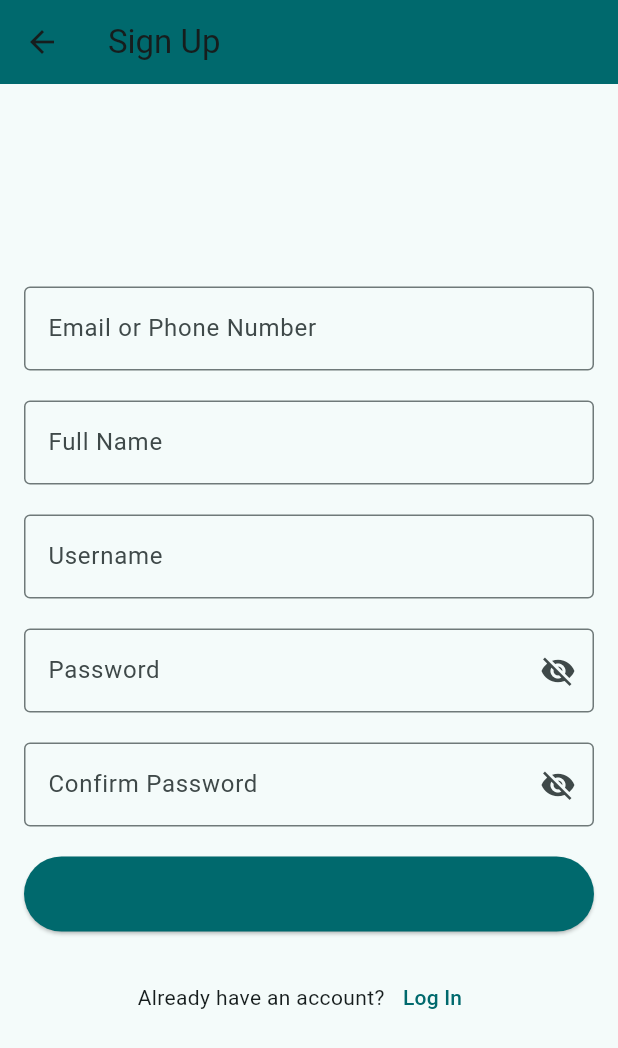
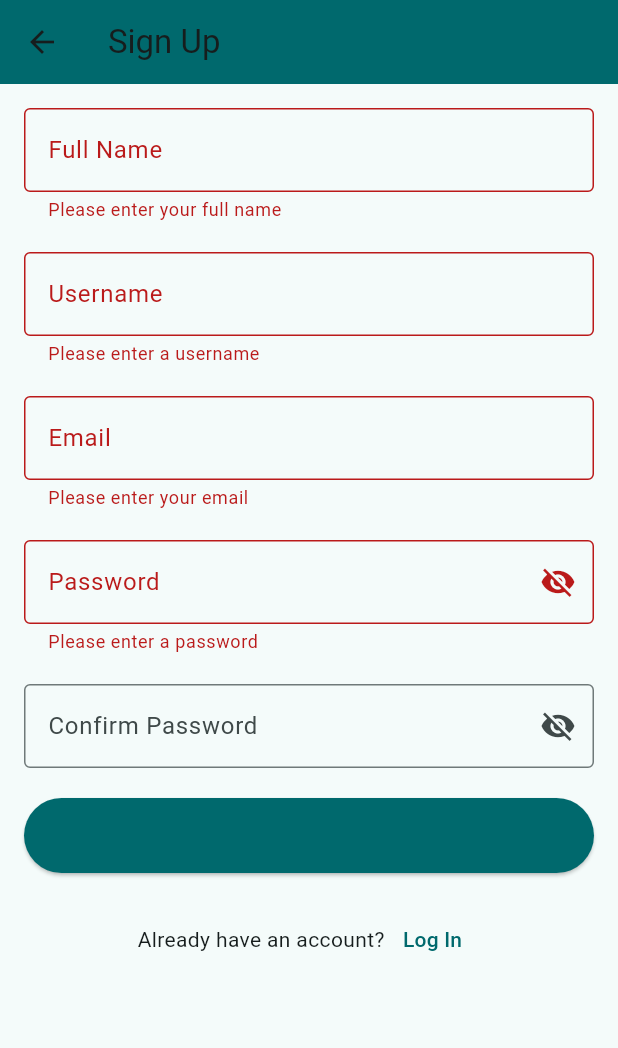
Before and after one commit to anusha1205/StressLens, a Flutter app: the SignupScreen screen opened directly, after a tap on "Sign Up", on a phone screen of 412 x 824 dp. Shown: the top 1048 px of the screen. Run offline on Flutter 3.47's test engine with Material 3 defaults, Android fonts, the phone set to English and light mode, and no system bars; our stand-ins replace firebase_auth, firebase_core; accounts and stored records are empty.

```diff
--- a/lib/main.dart
+++ b/lib/main.dart
@@ -1,9 +1,13 @@
 import 'package:flutter/material.dart';
+import 'package:firebase_core/firebase_core.dart';
+// import 'package:your_app/screens/signup/signup.dart';
 import 'dart:async';
 import 'screens/login/login.dart'; // Import the login screen
 import 'screens/signup/signup.dart'; // Import the signup screen
 
-void main() {
+void main() async {
+  WidgetsFlutterBinding.ensureInitialized();
+  await Firebase.initializeApp();
   runApp(const MyApp());
 }
 
--- a/lib/screens/signup/signup.dart
+++ b/lib/screens/signup/signup.dart
@@ -1,15 +1,43 @@
 import 'package:flutter/material.dart';
+import 'package:firebase_auth/firebase_auth.dart';
 import '../login/login.dart'; // Import your login screen
 
 class SignupScreen extends StatefulWidget {
-  const SignupScreen({super.key});
+  const SignupScreen({Key? key}) : super(key: key);
 
   @override
   State<SignupScreen> createState() => _SignupScreenState();
 }
 
 class _SignupScreenState extends State<SignupScreen> {
+  final _formKey = GlobalKey<FormState>();
+  final _fullNameController = TextEditingController();
+  final _usernameController = TextEditingController();
+  final _emailController = TextEditingController();
+  final _passwordController = TextEditingController();
+  final _confirmPasswordController = TextEditingController();
   bool _isPasswordVisible = false;
+
+  Future<void> _signUp() async {
+    if (_formKey.currentState!.validate()) {
+      try {
+        UserCredential userCredential = await FirebaseAuth.instance.createUserWithEmailAndPassword(
+          email: _emailController.text.trim(),
+          password: _passwordController.text,
+        );
+
+        // TODO: Store additional user information (full name, username) in Firestore or Realtime Database
+
+        ScaffoldMessenger.of(context).showSnackBar(
+          const SnackBar(content: Text('Sign up successful!')),
+        );
+      } on FirebaseAuthException catch (e) {
+        ScaffoldMessenger.of(context).showSnackBar(
+          SnackBar(content: Text('Error: ${e.message}')),
+        );
+      }
+    }
+  }
 
   @override
   Widget build(BuildContext context) {
@@ -18,40 +46,61 @@ class _SignupScreenState extends State<SignupScreen> {
         title: const Text('Sign Up'),
         backgroundColor: Theme.of(context).colorScheme.primary, // Use theme color
       ),
-      body: Padding(
+      body: SingleChildScrollView(
         padding: const EdgeInsets.all(16.0),
+        child: Form(
+          key: _formKey,
           child: Column(
             mainAxisAlignment: MainAxisAlignment.center,
             children: <Widget>[
-            // Email or Phone Number Field
-            TextField(
-              decoration: const InputDecoration(
-                labelText: 'Email or Phone Number',
-                border: OutlineInputBorder(),
-              ),
-            ),
-            const SizedBox(height: 20),
-
-            // Full Name Field (new)
-            TextField(
+              TextFormField(
+                controller: _fullNameController,
                 decoration: const InputDecoration(
                   labelText: 'Full Name',
                   border: OutlineInputBorder(),
                 ),
+                validator: (value) {
+                  if (value == null || value.isEmpty) {
+                    return 'Please enter your full name';
+                  }
+                  return null;
+                },
               ),
               const SizedBox(height: 20),
 
-            // Username Field
-            TextField(
+              TextFormField(
+                controller: _usernameController,
                 decoration: const InputDecoration(
                   labelText: 'Username',
                   border: OutlineInputBorder(),
                 ),
+                validator: (value) {
+                  if (value == null || value.isEmpty) {
+                    return 'Please enter a username';
+                  }
+                  return null;
+                },
               ),
               const SizedBox(height: 20),
 
-            // Password Field
-            TextField(
+              TextFormField(
+                controller: _emailController,
+                decoration: const InputDecoration(
+                  labelText: 'Email',
+                  border: OutlineInputBorder(),
+                ),
+                validator: (value) {
+                  if (value == null || value.isEmpty) {
+                    return 'Please enter your email';
+                  }
+                  // You can add more sophisticated email validation here
+                  return null;
+                },
+              ),
+              const SizedBox(height: 20),
+
+              TextFormField(
+                controller: _passwordController,
                 obscureText: !_isPasswordVisible,
                 decoration: InputDecoration(
                   labelText: 'Password',
@@ -67,11 +116,20 @@ class _SignupScreenState extends State<SignupScreen> {
                     },
                   ),
                 ),
+                validator: (value) {
+                  if (value == null || value.isEmpty) {
+                    return 'Please enter a password';
+                  }
+                  if (value.length < 6) {
+                    return 'Password must be at least 6 characters long';
+                  }
+                  return null;
+                },
               ),
               const SizedBox(height: 20),
 
-            // Confirm Password Field
-            TextField(
+              TextFormField(
+                controller: _confirmPasswordController,
                 obscureText: !_isPasswordVisible,
                 decoration: InputDecoration(
                   labelText: 'Confirm Password',
@@ -87,14 +145,17 @@ class _SignupScreenState extends State<SignupScreen> {
                     },
                   ),
                 ),
+                validator: (value) {
+                  if (value != _passwordController.text) {
+                    return 'Passwords do not match';
+                  }
+                  return null;
+                },
               ),
               const SizedBox(height: 20),
 
-            // Sign Up Button
               ElevatedButton(
-              onPressed: () {
-                // Implement signup logic
-              },
+                onPressed: _signUp,
                 style: ElevatedButton.styleFrom(
                   backgroundColor: Theme.of(context).colorScheme.primary, // Use theme color
                   padding: const EdgeInsets.symmetric(vertical: 15),
@@ -105,7 +166,6 @@ class _SignupScreenState extends State<SignupScreen> {
               ),
               const SizedBox(height: 20),
 
-            // Log In Navigation
               Row(
                 mainAxisAlignment: MainAxisAlignment.center,
                 children: [
@@ -126,6 +186,7 @@ class _SignupScreenState extends State<SignupScreen> {
             ],
           ),
         ),
+      ),
     );
   }
 }
--- a/pubspec.yaml
+++ b/pubspec.yaml
@@ -30,7 +30,8 @@ environment:
 dependencies:
   flutter:
     sdk: flutter
-
+  firebase_core: ^3.5.0
+  firebase_auth: ^5.3.0
 
   # The following adds the Cupertino Icons font to your application.
   # Use with the CupertinoIcons class for iOS style icons.
```
Also changed, not shown: lib/screens/home/home.dart (+252 -0 lines), lib/screens/login/login.dart (+94 -34 lines), pubspec.lock, 5 other files. Lines whose indentation alone changed are shown as unchanged.
